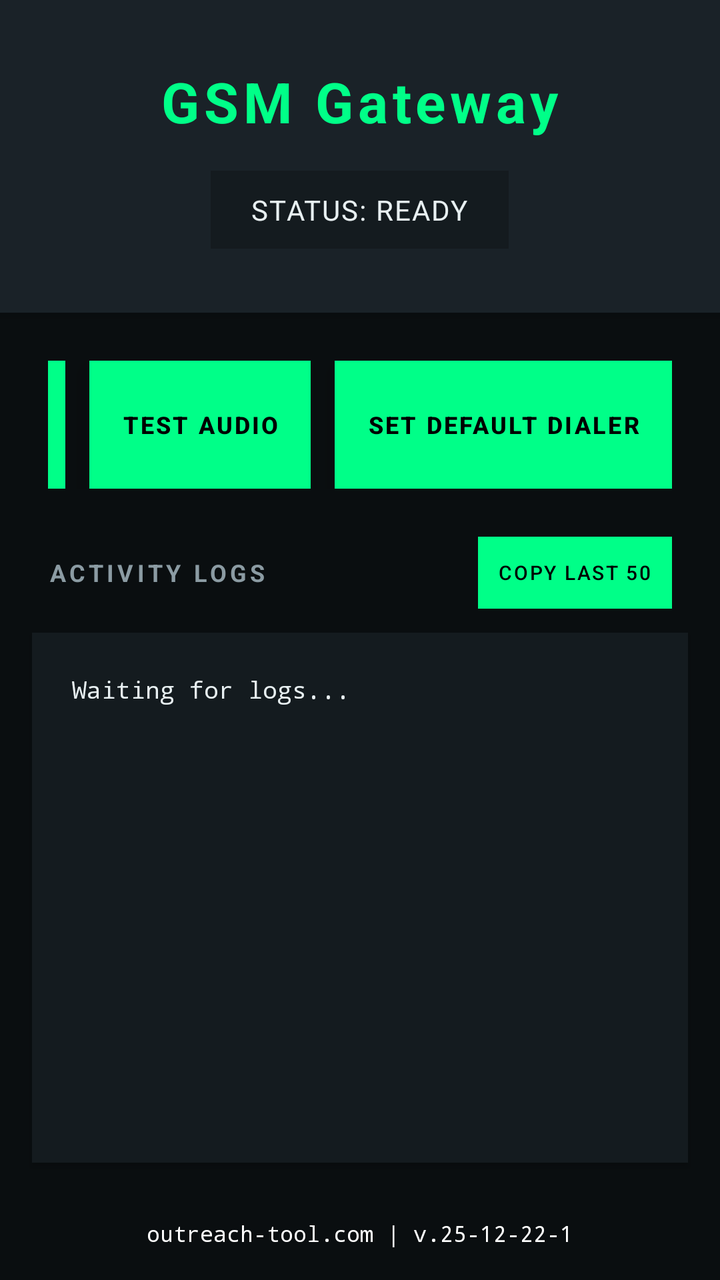
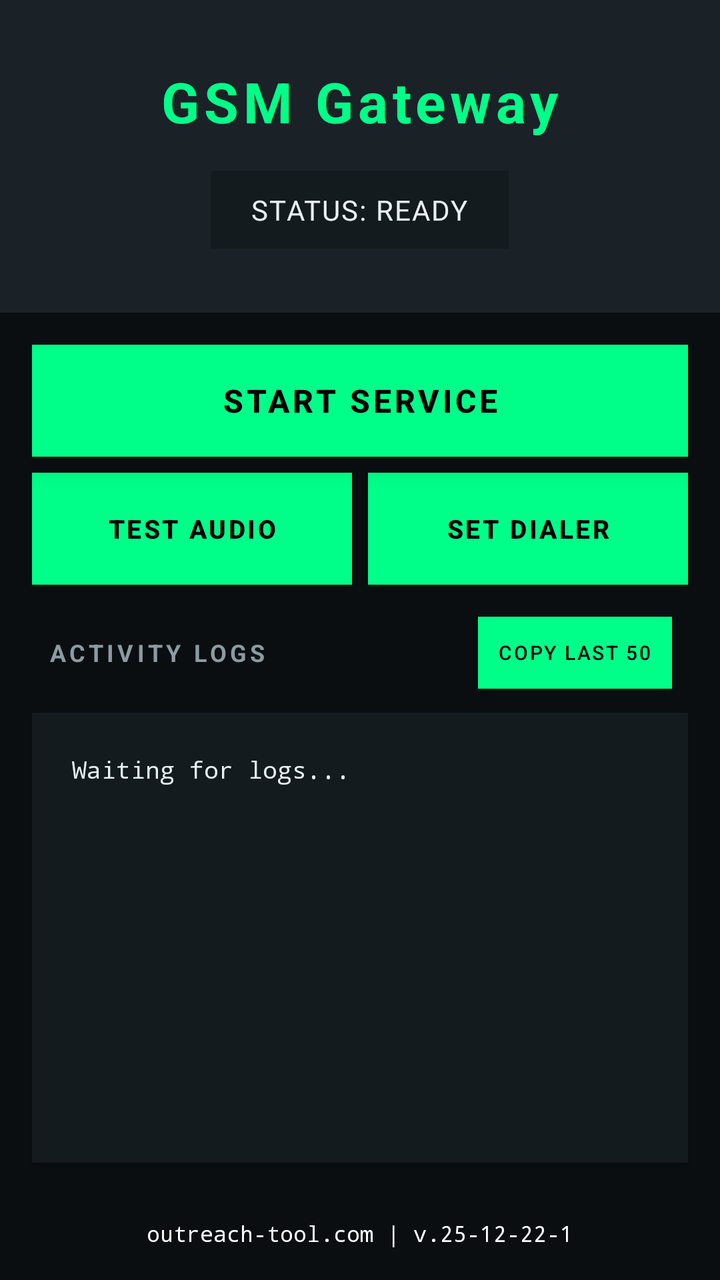

Compare the two renders of this Android layout. The source of the first and the diff that turns it into the second are given below.
<!-- AndroidManifest.xml: application theme Theme.AndroidGSM -->
<!-- res/layout/activity_main.xml -->
<?xml version="1.0" encoding="utf-8"?>
<LinearLayout xmlns:android="http://schemas.android.com/apk/res/android"
              android:layout_width="match_parent"
              android:layout_height="match_parent"
              android:orientation="vertical"
              android:background="@color/bg_dark">

    <LinearLayout
            android:layout_width="match_parent"
            android:layout_height="wrap_content"
            android:orientation="vertical"
            android:background="@color/bg_elevated"
            android:padding="32dp"
            android:elevation="4dp">

        <TextView
                android:layout_width="wrap_content"
                android:layout_height="wrap_content"
                android:text="GSM Gateway"
                android:textSize="28sp"
                android:textColor="@color/brand_green"
                android:textStyle="bold"
                android:layout_gravity="center"
                android:letterSpacing="0.08" />

        <TextView
                android:id="@+id/statusTextView"
                android:layout_width="wrap_content"
                android:layout_height="wrap_content"
                android:text="Status: Ready"
                android:textSize="14sp"
                android:textColor="@color/text_primary"
                android:layout_gravity="center"
                android:layout_marginTop="16dp"
                android:padding="10dp"
                android:paddingStart="20dp"
                android:paddingEnd="20dp"
                android:background="@color/bg_card"
                android:textAllCaps="true"
                android:letterSpacing="0.05" />
    </LinearLayout>

    <LinearLayout
            android:layout_width="match_parent"
            android:layout_height="wrap_content"
            android:orientation="horizontal"
            android:padding="24dp"
            android:gravity="center">

        <Button
                android:id="@+id/toggleButton"
                android:layout_width="0dp"
                android:layout_weight="1"
                android:layout_height="64dp"
                android:text="START SERVICE"
                android:textSize="16sp"
                android:textStyle="bold"
                android:textColor="@color/black"
                android:background="@color/brand_green"
                android:elevation="8dp"
                android:letterSpacing="0.1"
                android:stateListAnimator="@null" />

        <Button
                android:id="@+id/testAudioButton"
                android:layout_width="wrap_content"
                android:layout_height="64dp"
                android:layout_marginStart="12dp"
                android:minWidth="0dp"
                android:text="TEST AUDIO"
                android:textSize="12sp"
                android:textStyle="bold"
                android:textColor="@color/black"
                android:background="@color/brand_green"
                android:elevation="8dp"
                android:stateListAnimator="@null" />
        
        <Button
                android:id="@+id/defaultDialerButton"
                android:layout_width="wrap_content"
                android:layout_height="64dp"
                android:layout_marginStart="12dp"
                android:minWidth="0dp"
                android:text="SET DEFAULT DIALER"
                android:textSize="12sp"
                android:textStyle="bold"
                android:textColor="@color/black"
                android:background="@color/brand_green"
                android:elevation="8dp"
                android:stateListAnimator="@null" />
    </LinearLayout>

    <LinearLayout
            android:id="@+id/sim_selection_container"
            android:layout_width="match_parent"
            android:layout_height="wrap_content"
            android:orientation="vertical"
            android:padding="24dp"
            android:background="@color/bg_card"
            android:layout_marginStart="16dp"
            android:layout_marginEnd="16dp"
            android:layout_marginBottom="16dp"
            android:elevation="2dp"
            android:visibility="gone">

        <TextView
                android:layout_width="wrap_content"
                android:layout_height="wrap_content"
                android:text="Select SIM for Calls"
                android:textSize="16sp"
                android:textColor="@color/text_primary"
                android:textStyle="bold"
                android:letterSpacing="0.05" />

        <RadioGroup
                android:id="@+id/sim_radio_group"
                android:layout_width="match_parent"
                android:layout_height="wrap_content"
                android:orientation="vertical"
                android:layout_marginTop="16dp" />
    </LinearLayout>

    <LinearLayout
            android:layout_width="match_parent"
            android:layout_height="wrap_content"
            android:orientation="horizontal"
            android:gravity="center_vertical"
            android:paddingStart="24dp"
            android:paddingEnd="24dp"
            android:layout_marginBottom="12dp">

        <TextView
                android:layout_width="0dp"
                android:layout_height="wrap_content"
                android:layout_weight="1"
                android:text="ACTIVITY LOGS"
                android:textSize="12sp"
                android:textStyle="bold"
                android:textColor="@color/text_secondary"
                android:letterSpacing="0.15" />

        <Button
                android:id="@+id/copyLogsButton"
                android:layout_width="wrap_content"
                android:layout_height="36dp"
                android:text="COPY LAST 50"
                android:textSize="10sp"
                android:textColor="@color/black"
                android:background="@color/brand_green"
                android:paddingStart="10dp"
                android:paddingEnd="10dp"
                android:stateListAnimator="@null" />
    </LinearLayout>

    <ScrollView
            android:id="@+id/scrollView"
            android:layout_width="match_parent"
            android:layout_height="0dp"
            android:layout_weight="1"
            android:background="@color/bg_card"
            android:padding="20dp"
            android:layout_marginStart="16dp"
            android:layout_marginEnd="16dp"
            android:layout_marginBottom="16dp"
            android:elevation="2dp">

        <TextView
                android:id="@+id/logTextView"
                android:layout_width="match_parent"
                android:layout_height="wrap_content"
                android:text="Waiting for logs...\n"
                android:textSize="12sp"
                android:textColor="@color/text_primary"
                android:fontFamily="monospace"
                android:lineSpacingExtra="6dp" />
    </ScrollView>

    <TextView
            android:id="@+id/versionTextView"
            android:layout_width="match_parent"
            android:layout_height="wrap_content"
            android:text="outreach-tool.com | v.25-12-22-1"
            android:textSize="11sp"
            android:textColor="#ffffff"
            android:fontFamily="monospace"
            android:gravity="center"
            android:paddingTop="12dp"
            android:paddingBottom="16dp" />

</LinearLayout>
<!-- resources referenced by this layout -->
<resources>
  <color name="bg_card">#141B1F</color>
  <color name="bg_dark">#0A0E10</color>
  <color name="bg_elevated">#1A2228</color>
  <color name="black">#FF000000</color>
  <color name="brand_green">#00FF88</color>
  <color name="text_primary">#E8F0F2</color>
  <color name="text_secondary">#8B9BA3</color>
  <style name="Theme.AndroidGSM" parent="Theme.MaterialComponents.DayNight.NoActionBar">
          <item name="colorPrimary">@color/brand_green</item>
          <item name="colorPrimaryVariant">@color/brand_green_dark</item>
          <item name="colorOnPrimary">@color/black</item>
          <item name="colorSecondary">@color/brand_green</item>
          <item name="colorSecondaryVariant">@color/brand_green_dark</item>
          <item name="colorOnSecondary">@color/black</item>
          <item name="android:statusBarColor">@color/bg_dark</item>
          <item name="android:windowLightStatusBar" tools:targetApi="m">false</item>
          <item name="android:navigationBarColor">@color/bg_dark</item>
      </style>
  <color name="brand_green_dark">#00CC6A</color>
</resources>

<!-- the commit's change to res/layout/activity_main.xml (unified diff, before → after) -->
@@ -43,15 +43,13 @@
     <LinearLayout
             android:layout_width="match_parent"
             android:layout_height="wrap_content"
-            android:orientation="horizontal"
-            android:padding="24dp"
-            android:gravity="center">
+            android:orientation="vertical"
+            android:padding="16dp">
 
         <Button
                 android:id="@+id/toggleButton"
-                android:layout_width="0dp"
-                android:layout_weight="1"
-                android:layout_height="64dp"
+                android:layout_width="match_parent"
+                android:layout_height="56dp"
                 android:text="START SERVICE"
                 android:textSize="16sp"
                 android:textStyle="bold"
@@ -59,35 +57,42 @@
                 android:background="@color/brand_green"
                 android:elevation="8dp"
                 android:letterSpacing="0.1"
-                android:stateListAnimator="@null" />
+                android:stateListAnimator="@null"
+                android:layout_marginBottom="8dp" />
 
-        <Button
-                android:id="@+id/testAudioButton"
-                android:layout_width="wrap_content"
-                android:layout_height="64dp"
-                android:layout_marginStart="12dp"
-                android:minWidth="0dp"
-                android:text="TEST AUDIO"
-                android:textSize="12sp"
-                android:textStyle="bold"
-                android:textColor="@color/black"
-                android:background="@color/brand_green"
-                android:elevation="8dp"
-                android:stateListAnimator="@null" />
-        
-        <Button
-                android:id="@+id/defaultDialerButton"
-                android:layout_width="wrap_content"
-                android:layout_height="64dp"
-                android:layout_marginStart="12dp"
-                android:minWidth="0dp"
-                android:text="SET DEFAULT DIALER"
-                android:textSize="12sp"
-                android:textStyle="bold"
-                android:textColor="@color/black"
-                android:background="@color/brand_green"
-                android:elevation="8dp"
-                android:stateListAnimator="@null" />
+        <LinearLayout
+                android:layout_width="match_parent"
+                android:layout_height="wrap_content"
+                android:orientation="horizontal">
+
+            <Button
+                    android:id="@+id/testAudioButton"
+                    android:layout_width="0dp"
+                    android:layout_weight="1"
+                    android:layout_height="56dp"
+                    android:text="TEST AUDIO"
+                    android:textSize="13sp"
+                    android:textStyle="bold"
+                    android:textColor="@color/black"
+                    android:background="@color/brand_green"
+                    android:elevation="8dp"
+                    android:stateListAnimator="@null"
+                    android:layout_marginEnd="4dp" />
+            
+            <Button
+                    android:id="@+id/defaultDialerButton"
+                    android:layout_width="0dp"
+                    android:layout_weight="1"
+                    android:layout_height="56dp"
+                    android:text="SET DIALER"
+                    android:textSize="13sp"
+                    android:textStyle="bold"
+                    android:textColor="@color/black"
+                    android:background="@color/brand_green"
+                    android:elevation="8dp"
+                    android:stateListAnimator="@null"
+                    android:layout_marginStart="4dp" />
+        </LinearLayout>
     </LinearLayout>
 
     <LinearLayout
